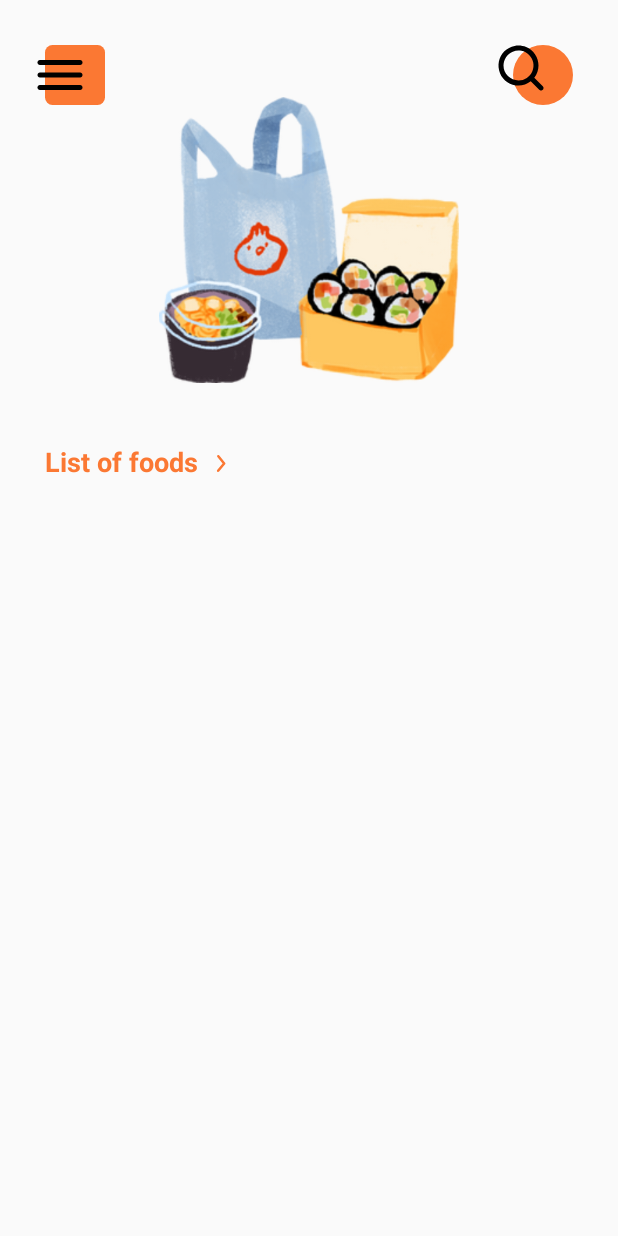
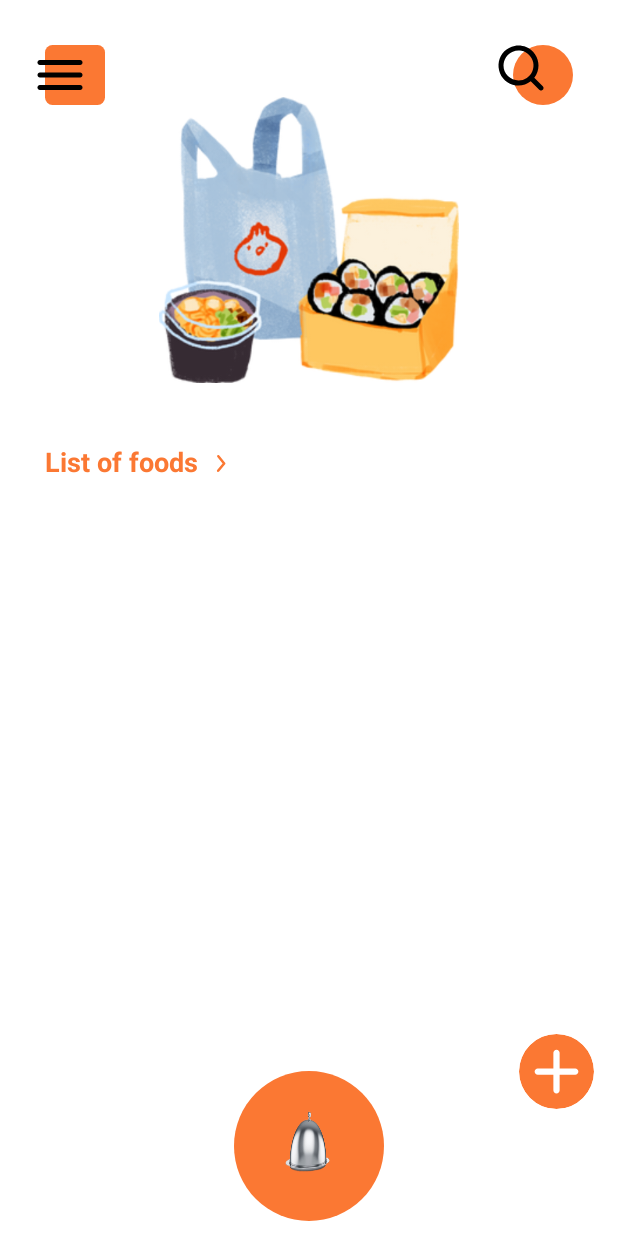
Before and after one commit to NDK2509/Foodomer, an Android app built with Jetpack Compose: the home screen opened through its navigation route, on a phone screen of 412 x 824 dp. Run offline under Robolectric (Android 15) with nearby library versions, the light colour scheme and no system bars.

Commit message:
feat: add bottom buttons

```diff
--- /dev/null
+++ b/app/src/main/java/com/example/foodomer/ui/components/core/Bottom.kt
@@ -0,0 +1,91 @@
+package com.example.foodomer.ui.components.core
+
+import androidx.compose.foundation.Image
+import androidx.compose.foundation.background
+import androidx.compose.foundation.clickable
+import androidx.compose.foundation.layout.Box
+import androidx.compose.foundation.layout.Column
+import androidx.compose.foundation.layout.aspectRatio
+import androidx.compose.foundation.layout.width
+import androidx.compose.foundation.shape.CircleShape
+import androidx.compose.material.Icon
+import androidx.compose.material.icons.Icons
+import androidx.compose.material.icons.rounded.Add
+import androidx.compose.runtime.*
+import androidx.compose.ui.Modifier
+import androidx.compose.ui.draw.clip
+import androidx.compose.ui.graphics.Color
+import androidx.compose.ui.res.painterResource
+import androidx.compose.ui.semantics.Role
+import androidx.compose.ui.semantics.role
+import androidx.compose.ui.semantics.semantics
+import androidx.compose.ui.tooling.preview.Preview
+import androidx.compose.ui.unit.dp
+import com.example.foodomer.R
+import com.example.foodomer.ui.theme.OrangePrimary
+import com.example.foodomer.utils.flipInfinite
+import com.example.foodomer.utils.rotateWithAnimation
+
+@Composable
+fun FoodomerButton(
+    onClick: () -> Unit
+) {
+    Box(
+        modifier =
+        Modifier
+            .width(100.dp)
+            .aspectRatio(1f)
+            .background(OrangePrimary, CircleShape)
+            .clickable {
+                onClick()
+            }
+    ) {
+        Image(
+            painterResource(R.drawable.lid_and_dish_close),
+            "",
+            modifier =
+            Modifier
+                .width(100.dp)
+                .aspectRatio(1f)
+                .flipInfinite(duration = 1500)
+        )
+    }
+}
+
+@Composable
+fun AddNewFoodButton(
+    isOpen: Boolean = false, onClickToOpen: () -> Unit, onClickToClose: () -> Unit
+) {
+    var _isOpen by remember { mutableStateOf(isOpen) }
+
+    Box(
+        modifier =
+        Modifier
+            .width(50.dp)
+            .aspectRatio(1f)
+            .clip(CircleShape)
+            .background(OrangePrimary, CircleShape)
+    ) {
+        Icon(Icons.Rounded.Add,
+            "",
+            tint = Color.White,
+            modifier =
+            Modifier
+                .rotateWithAnimation(if (_isOpen) 45f else 0f, 300)
+                .width(50.dp).aspectRatio(1f)
+                .semantics { role = Role.Button }
+                .clickable {
+                    if (_isOpen) onClickToClose() else onClickToOpen()
+                    _isOpen = !_isOpen
+                })
+    }
+}
+
+@Preview
+@Composable
+fun PreviewBottom() {
+    Column {
+        FoodomerButton { }
+        AddNewFoodButton(onClickToClose = {}, onClickToOpen = {})
+    }
+}
--- a/app/src/main/java/com/example/foodomer/ui/screens/HomeScreen.kt
+++ b/app/src/main/java/com/example/foodomer/ui/screens/HomeScreen.kt
@@ -2,10 +2,13 @@ package com.example.foodomer.ui.screens
 
 import androidx.compose.foundation.Image
 import androidx.compose.foundation.layout.*
+import androidx.compose.material.FabPosition
+import androidx.compose.material.Scaffold
 import androidx.compose.runtime.Composable
 import androidx.compose.runtime.collectAsState
 import androidx.compose.runtime.getValue
 import androidx.compose.ui.Modifier
+import androidx.compose.ui.graphics.Color
 import androidx.compose.ui.res.painterResource
 import androidx.compose.ui.tooling.preview.Preview
 import androidx.compose.ui.unit.dp
@@ -13,6 +16,8 @@ import androidx.lifecycle.viewmodel.compose.viewModel
 import androidx.navigation.NavController
 import com.example.foodomer.R
 import com.example.foodomer.ui.AppViewModelProvider
+import com.example.foodomer.ui.components.core.AddNewFoodButton
+import com.example.foodomer.ui.components.core.FoodomerButton
 import com.example.foodomer.ui.components.core.Header
 import com.example.foodomer.ui.components.home.HorizontalFoodList
 import com.example.foodomer.ui.components.welcome.AbsoluteRow
@@ -26,28 +31,38 @@ fun HomeScreen(
     viewModel: HomeViewModel = viewModel(factory = AppViewModelProvider.Factory),
 ) {
     val foods by viewModel.foodList.collectAsState(initial = emptyList())
-
+    Scaffold(
+        floatingActionButtonPosition = FabPosition.End,
+        floatingActionButton = { AddNewFoodButton(onClickToClose = {}, onClickToOpen = {}) },
+        isFloatingActionButtonDocked = true,
+        bottomBar = {
+            Row(
+                modifier = Modifier.fillMaxWidth().padding(bottom = 10.dp),
+                horizontalArrangement = Arrangement.Center
+            ) {
+                FoodomerButton{}
+            }
+        },
+        backgroundColor = Color.White,
+        drawerBackgroundColor = Color.White
+    ) { padding ->
         Column(
-        modifier = Modifier.fillMaxSize().padding(top = DEFAULT_PADDING, start = DEFAULT_PADDING, end = DEFAULT_PADDING)
+            modifier = Modifier.fillMaxSize()
+                .padding(top = DEFAULT_PADDING, start = DEFAULT_PADDING, end = DEFAULT_PADDING)
         ) {
             Box(
                 modifier = Modifier.fillMaxHeight(0.3f)
             ) {
                 Header(onClickMenu = {}, onCLickSearch = {})
                 AbsoluteRow(
-                offsetY = DEFAULT_PADDING,
-                horizontalArrangement = Arrangement.Center
+                    offsetY = DEFAULT_PADDING, horizontalArrangement = Arrangement.Center
                 ) {
                     Image(
-                    painterResource(R.drawable.banner_1),
-                    "",
-                    modifier =
-                    Modifier
-                        .width(200.dp)
-                        .aspectRatio(1f)
+                        painterResource(R.drawable.banner_1), "", modifier = Modifier.width(200.dp).aspectRatio(1f)
                     )
                 }
             }
             HorizontalFoodList(foods)
         }
     }
+}
--- /dev/null
+++ b/app/src/main/java/com/example/foodomer/utils/AnimationUtils.kt
@@ -0,0 +1,40 @@
+package com.example.foodomer.utils
+
+import androidx.compose.animation.core.*
+import androidx.compose.runtime.getValue
+import androidx.compose.ui.Modifier
+import androidx.compose.ui.composed
+import androidx.compose.ui.draw.rotate
+import androidx.compose.ui.graphics.graphicsLayer
+
+fun Modifier.rotateWithAnimation(degTo: Float, duration: Int = 1000, easing: Easing = FastOutLinearInEasing): Modifier = composed {
+    val rotateState by animateFloatAsState(
+        targetValue = degTo,
+        animationSpec = tween(
+            durationMillis = duration,
+            easing = easing
+        )
+    )
+
+    this.rotate(rotateState)
+}
+
+fun Modifier.flipInfinite(duration: Int = 500, delay: Int = 200): Modifier = composed {
+    val infiniteTransition = rememberInfiniteTransition()
+    val rotation by infiniteTransition.animateFloat(
+        initialValue = 0f,
+        targetValue = 360f,
+        animationSpec = infiniteRepeatable(
+            animation = tween(
+                durationMillis = duration,
+                delayMillis = delay,
+                easing = FastOutSlowInEasing,
+            ),
+            repeatMode = RepeatMode.Restart
+        )
+    )
+
+    this.graphicsLayer {
+        rotationY = rotation
+    }
+}
```
Also changed, not shown: app/src/main/res/drawable/checklist.webp (deleted), app/src/main/res/drawable/lid_and_dish_close.png (added). Lines whose indentation alone changed are shown as unchanged.
